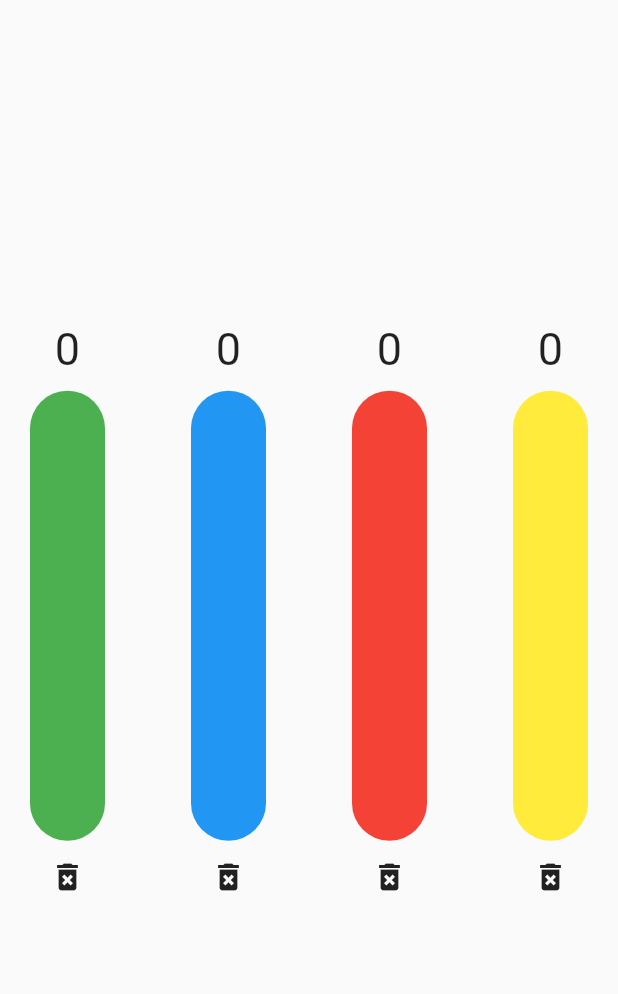
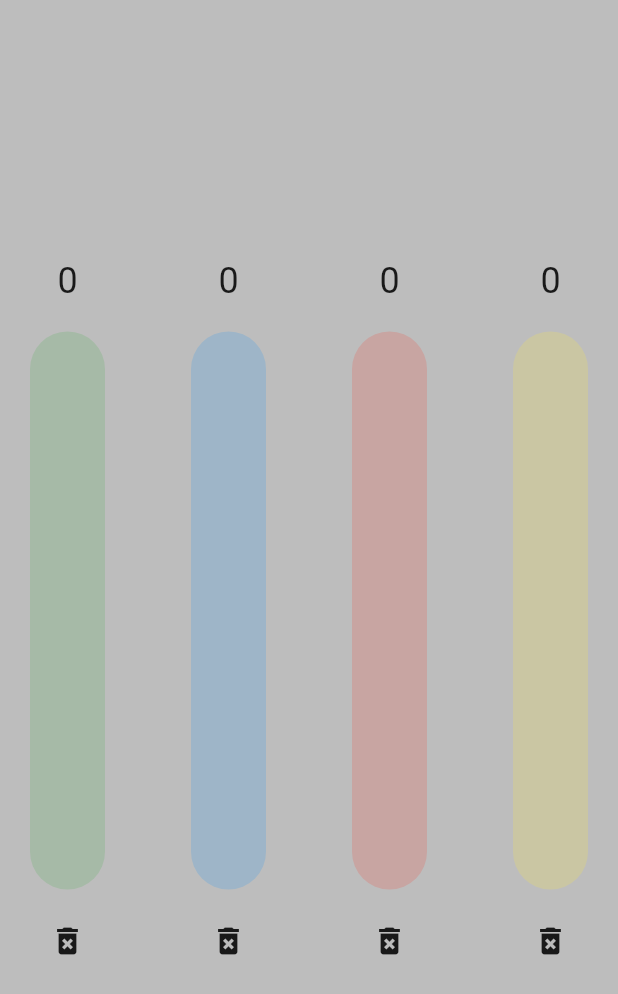
Before and after one commit to Dinislam-Y/hogwarts_faculty_hours, a Flutter app: the screen it shows after launch, on a phone screen of 412 x 824 dp. Shown: the top 994 px of the screen. Run offline on Flutter 3.47's test engine with Material 2 defaults, Android fonts, the phone set to English and light mode, and no system bars; drawn by our look-alikes of percent_indicator.

Commit message:
all worked

```diff
--- a/lib/main.dart
+++ b/lib/main.dart
@@ -15,9 +15,9 @@ class MyApp extends StatelessWidget {
   Widget build(BuildContext context) {
     return MaterialApp(
       debugShowCheckedModeBanner: false,
-      theme: ThemeData(primarySwatch: Colors.blue),
-      home: const Scaffold(
-        body: HomeScreen(),
+      home: Scaffold(
+        backgroundColor: Colors.grey.shade400,
+        body: const HomeScreen(),
       ),
     );
   }
--- a/lib/screens/home/home_screen.dart
+++ b/lib/screens/home/home_screen.dart
@@ -1,16 +1,12 @@
 // Flutter imports:
 import 'package:flutter/material.dart';
 
-import 'widgets/column_time_widget.dart';
+// Project imports:
+import 'widgets/column_point_widget.dart';
 
-class HomeScreen extends StatefulWidget {
+class HomeScreen extends StatelessWidget {
   const HomeScreen({Key? key}) : super(key: key);
 
-  @override
-  State<HomeScreen> createState() => _HomeScreenState();
-}
-
-class _HomeScreenState extends State<HomeScreen> with TickerProviderStateMixin {
   @override
   Widget build(BuildContext context) {
     return Center(
@@ -23,10 +19,10 @@ class _HomeScreenState extends State<HomeScreen> with TickerProviderStateMixin {
             Row(
               mainAxisAlignment: MainAxisAlignment.spaceBetween,
               children: const [
-                ColumnTimeWidget(color: Colors.green),
-                ColumnTimeWidget(color: Colors.blue),
-                ColumnTimeWidget(color: Colors.red),
-                ColumnTimeWidget(color: Colors.yellow),
+                ColumnPointWidget(color: Colors.green, titleShow: 'зеленом'),
+                ColumnPointWidget(color: Colors.blue, titleShow: 'синем'),
+                ColumnPointWidget(color: Colors.red, titleShow: 'красном'),
+                ColumnPointWidget(color: Colors.yellow, titleShow: 'желтом'),
               ],
             ),
           ],
--- /dev/null
+++ b/lib/screens/home/widgets/column_point_widget.dart
@@ -0,0 +1,87 @@
+// Flutter imports:
+import 'package:flutter/material.dart';
+
+// Package imports:
+import 'package:percent_indicator/linear_percent_indicator.dart';
+
+// Project imports:
+import 'package:hogwarts_faculty_hours/screens/settings_screen/settings_screen.dart';
+
+class ColumnPointWidget extends StatefulWidget {
+  final Color color;
+  final String titleShow;
+
+  const ColumnPointWidget({
+    Key? key,
+    required this.color,
+    required this.titleShow,
+  }) : super(key: key);
+
+  @override
+  State<ColumnPointWidget> createState() => _ColumnPointWidgetState();
+}
+
+class _ColumnPointWidgetState extends State<ColumnPointWidget> {
+  int _counter = 0;
+
+  incrementCounter(int value) {
+    setState(() {
+      _counter += value;
+      if (_counter > 100) {
+        _counter = 100;
+      }
+      if (_counter < -100) {
+        _counter = -100;
+      }
+    });
+  }
+
+  clearItem() {
+    setState(() {
+      _counter = 0;
+    });
+  }
+
+  @override
+  Widget build(BuildContext context) {
+    return Column(
+      children: [
+        Text(
+          '$_counter',
+          style: const TextStyle(fontSize: 24),
+        ),
+        const SizedBox(height: 10),
+        GestureDetector(
+          onTap: () {
+            SettingsScreen.show(
+              color: widget.color,
+              context: context,
+              titleShow: widget.titleShow,
+              function: incrementCounter,
+            );
+          },
+          child: RotatedBox(
+            quarterTurns: -1,
+            child: LinearPercentIndicator(
+              width: MediaQuery.of(context).size.width - 20,
+              lineHeight: 50,
+              progressColor: widget.color,
+              backgroundColor: widget.color.withOpacity(0.2),
+              barRadius: const Radius.circular(50),
+              animation: true,
+              animationDuration: 300,
+              percent: _counter < 0 ? 0.0 : _counter / 100,
+              animateFromLastPercent: true,
+            ),
+          ),
+        ),
+        IconButton(
+          onPressed: () {
+            clearItem();
+          },
+          icon: const Icon(Icons.delete_forever),
+        ),
+      ],
+    );
+  }
+}
--- a/lib/screens/home/widgets/column_time_widget.dart
+++ /dev/null
@@ -1,107 +0,0 @@
-import 'package:flutter/material.dart';
-
-import '../../settings_screen/settings_screen.dart';
-
-class ColumnTimeWidget extends StatefulWidget {
-  final Color color;
-
-  const ColumnTimeWidget({
-    Key? key,
-    required this.color,
-  }) : super(key: key);
-
-  @override
-  State<ColumnTimeWidget> createState() => _ColumnTimeWidgetState();
-}
-
-class _ColumnTimeWidgetState extends State<ColumnTimeWidget> {
-  int _counter = 0;
-
-  // int _selectIndex = 0;
-  //
-  // List<String> title = [
-  //   'зеленом',
-  //   'синем',
-  //   'красном',
-  //   'желтом',
-  // ];
-  //
-  // @override
-  // void initState() {
-  //   super.initState();
-  //   onItemTapped(_selectIndex);
-  // }
-  //
-  // onItemTapped(int value) {
-  //   setState(() {
-  //     _selectIndex = value;
-  //   });
-  // }
-  //
-  // buildCurrent(int type) {
-  //   if (_selectIndex == 0) return title[0];
-  //   if (_selectIndex == 1) return title[1];
-  //   if (_selectIndex == 2) return title[2];
-  //   if (_selectIndex == 3) return title[3];
-  // }
-
-  incrementCounter(int value) {
-    setState(() {
-      _counter += value;
-      if (_counter > 100) {
-        _counter = 100;
-      }
-      if (_counter < -100) {
-        _counter = -100;
-      }
-    });
-  }
-
-  clearItem() {
-    setState(() {
-      _counter = 0;
-    });
-  }
-
-  @override
-  Widget build(BuildContext context) {
-    return Column(
-      children: [
-        Text(
-          '$_counter',
-          style: const TextStyle(fontSize: 30),
-        ),
-        const SizedBox(height: 10),
-        GestureDetector(
-          onTap: () {
-            SettingsScreen.show(
-              context: context,
-              titleShow: '',
-              function: incrementCounter,
-            );
-          },
-          child: Container(
-            height: 300,
-            width: 50,
-            decoration: BoxDecoration(
-              color: widget.color,
-              borderRadius: const BorderRadius.all(
-                Radius.circular(40),
-              ),
-            ),
-            child: const SizedBox(
-              height: 50,
-              width: 50,
-            ),
-          ),
-        ),
-        IconButton(
-          onPressed: () {
-            clearItem();
-          },
-          icon: const Icon(Icons.delete_forever),
-        ),
-      ],
-    );
-  }
-}
--- a/pubspec.yaml
+++ b/pubspec.yaml
@@ -35,7 +35,7 @@ dependencies:
   # Use with the CupertinoIcons class for iOS style icons.
   cupertino_icons: ^1.0.2
   import_sorter: ^4.6.0
-  simple_timer: ^2.0.0
+  percent_indicator: ^4.2.2
 
 dev_dependencies:
   flutter_test:
```
Also changed, not shown: lib/screens/settings_screen/settings_screen.dart (+28 -4 lines), pubspec.lock.
